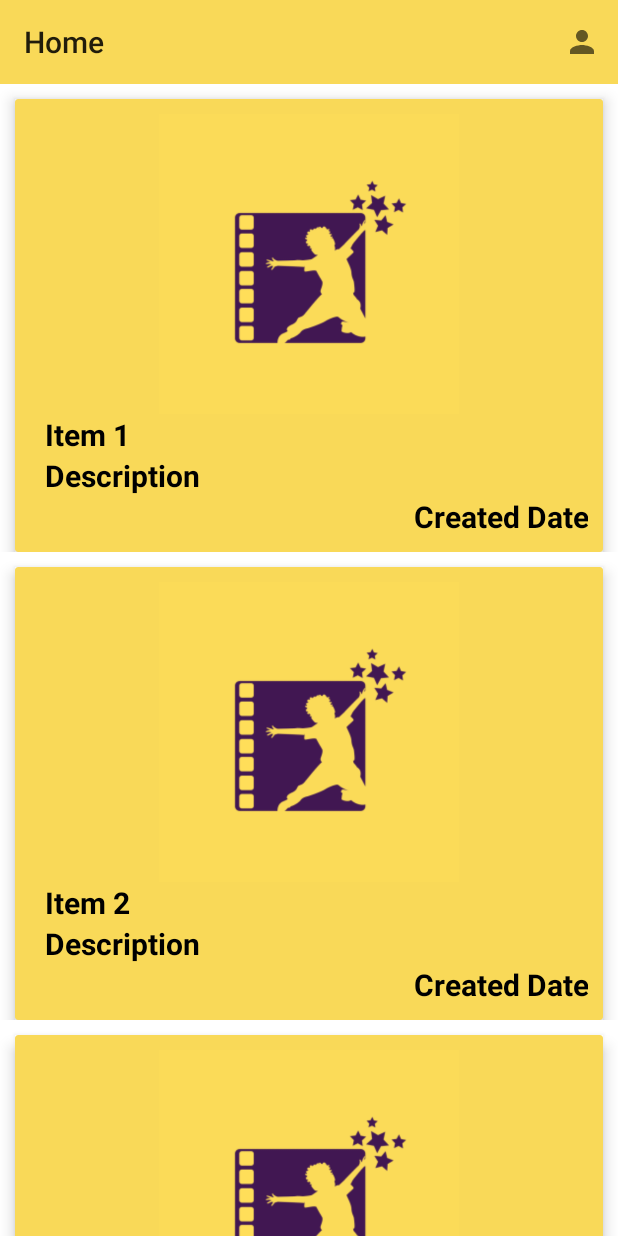
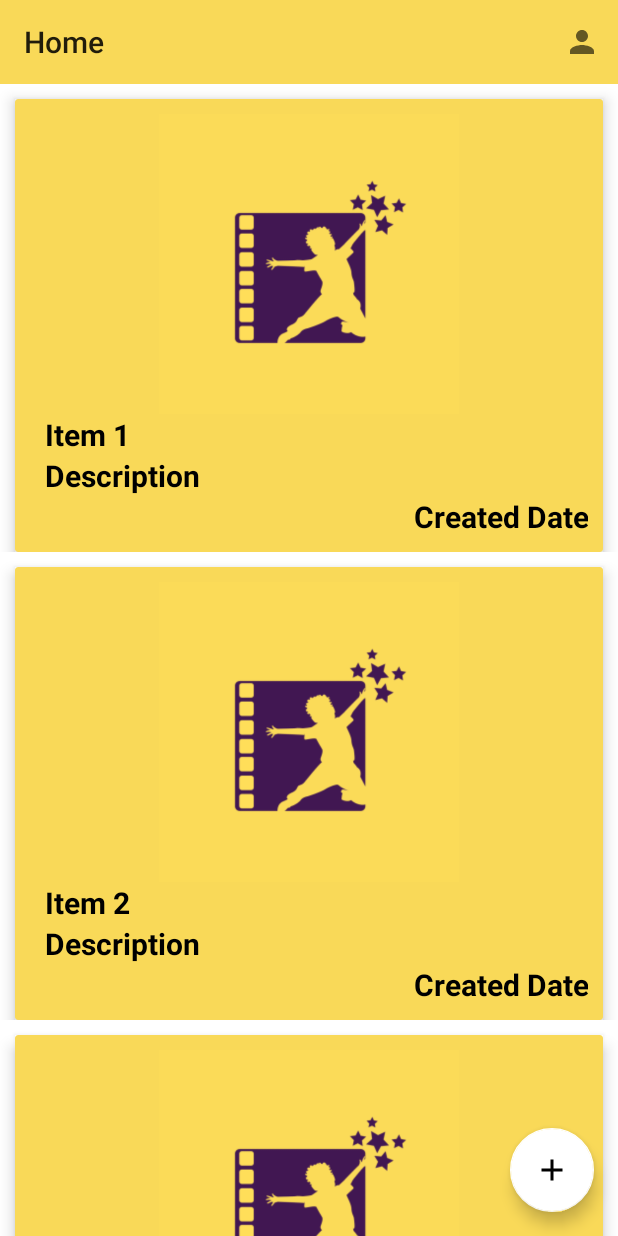
Before and after one commit to upadhyaydaksh/CraftyMe, an Android app: the HomeActivity screen opened directly, with no data from a screen before it, on a phone screen of 412 x 824 dp. Run offline under Robolectric (Android 15) with nearby library versions, the light colour scheme and no system bars.

Commit message:
Add floating add icon to home activity.

```diff
--- a/app/src/main/java/com/gc/craftyme/activity/HomeActivity.kt
+++ b/app/src/main/java/com/gc/craftyme/activity/HomeActivity.kt
@@ -5,6 +5,7 @@ import androidx.appcompat.app.AppCompatActivity
 import android.os.Bundle
 import android.view.Menu
 import android.view.MenuItem
+import android.view.View
 import android.widget.Toast
 import androidx.recyclerview.widget.LinearLayoutManager
 import androidx.recyclerview.widget.RecyclerView
@@ -59,4 +60,9 @@ class HomeActivity : AppCompatActivity() {
         }
         return false
     }
+
+    fun btnAddAction(view: View){
+        val intent = Intent(this, AddArtworkActivity::class.java)
+        startActivity(intent)
+    }
 }
--- /dev/null
+++ b/app/src/main/res/drawable/ic_add.xml
@@ -0,0 +1,5 @@
+<vector android:height="64dp" android:tint="#FFFFFF"
+    android:viewportHeight="24" android:viewportWidth="24"
+    android:width="64dp" xmlns:android="http://schemas.android.com/apk/res/android">
+    <path android:fillColor="@android:color/white" android:pathData="M19,13h-6v6h-2v-6H5v-2h6V5h2v6h6v2z"/>
+</vector>
--- a/app/src/main/res/layout/activity_home.xml
+++ b/app/src/main/res/layout/activity_home.xml
@@ -28,4 +28,19 @@
         tools:itemCount="5"
         tools:listitem="@layout/home_card_view_design" />
 
+    <com.google.android.material.floatingactionbutton.FloatingActionButton
+        android:id="@+id/add_fab"
+        android:layout_width="wrap_content"
+        android:layout_height="wrap_content"
+        android:layout_gravity="end"
+        android:layout_marginEnd="16dp"
+        android:layout_marginBottom="16dp"
+        android:contentDescription="@string/content_ddescription_add_new"
+        android:onClick="btnAddAction"
+        android:src="@drawable/ic_add"
+        app:backgroundTint="@color/white"
+        app:fabSize="normal"
+        app:layout_constraintBottom_toBottomOf="parent"
+        app:layout_constraintEnd_toEndOf="parent" />
+
 </androidx.constraintlayout.widget.ConstraintLayout>
--- a/app/src/main/res/values-night/themes.xml
+++ b/app/src/main/res/values-night/themes.xml
@@ -9,8 +9,10 @@
         <item name="colorSecondary">@color/teal_200</item>
         <item name="colorSecondaryVariant">@color/teal_200</item>
         <item name="colorOnSecondary">@color/black</item>
+        <!-- Theme color. -->
+        <item name="theme">@color/theme</item>
         <!-- Status bar color. -->
-        <item name="android:statusBarColor" tools:targetApi="l">?attr/colorPrimaryVariant</item>
+        <item name="android:statusBarColor" tools:targetApi="l">?attr/theme</item>
         <!-- Customize your theme here. -->
     </style>
 </resources>
--- a/app/src/main/res/values/strings.xml
+++ b/app/src/main/res/values/strings.xml
@@ -15,6 +15,7 @@
     <string name="action_save">Save</string>
     <string name="action_logout">Logout</string>
     <string name="prompt_title">Title</string>
+    <string name="content_ddescription_add_new">Add</string>
 
 
 </resources>
```
